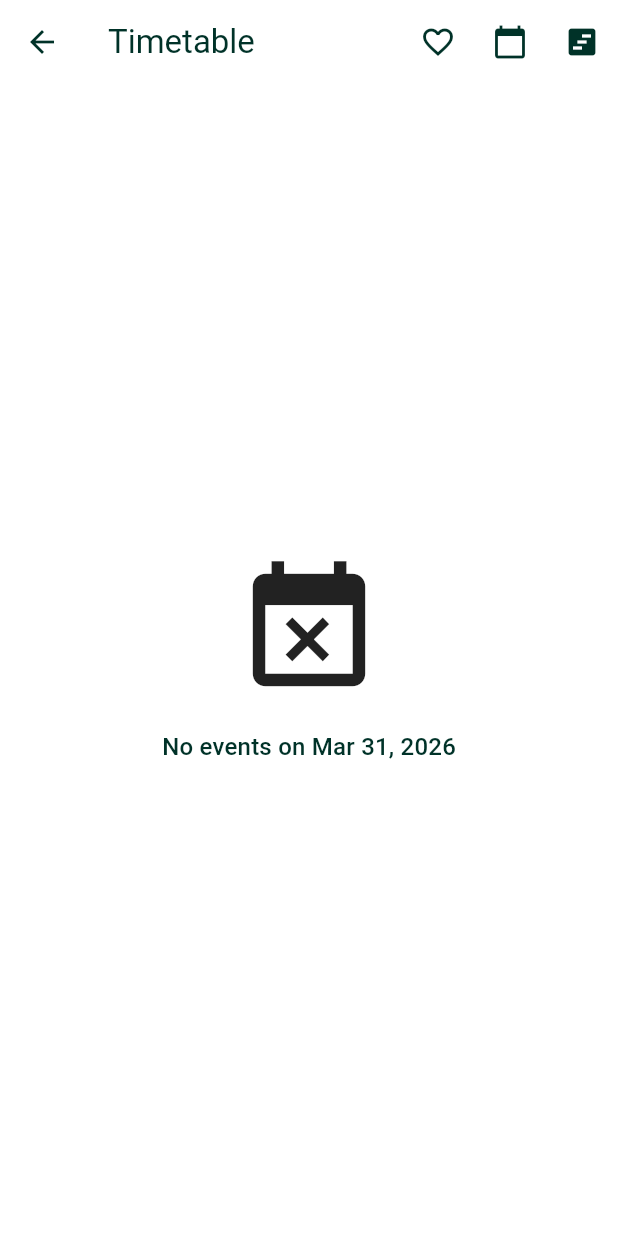
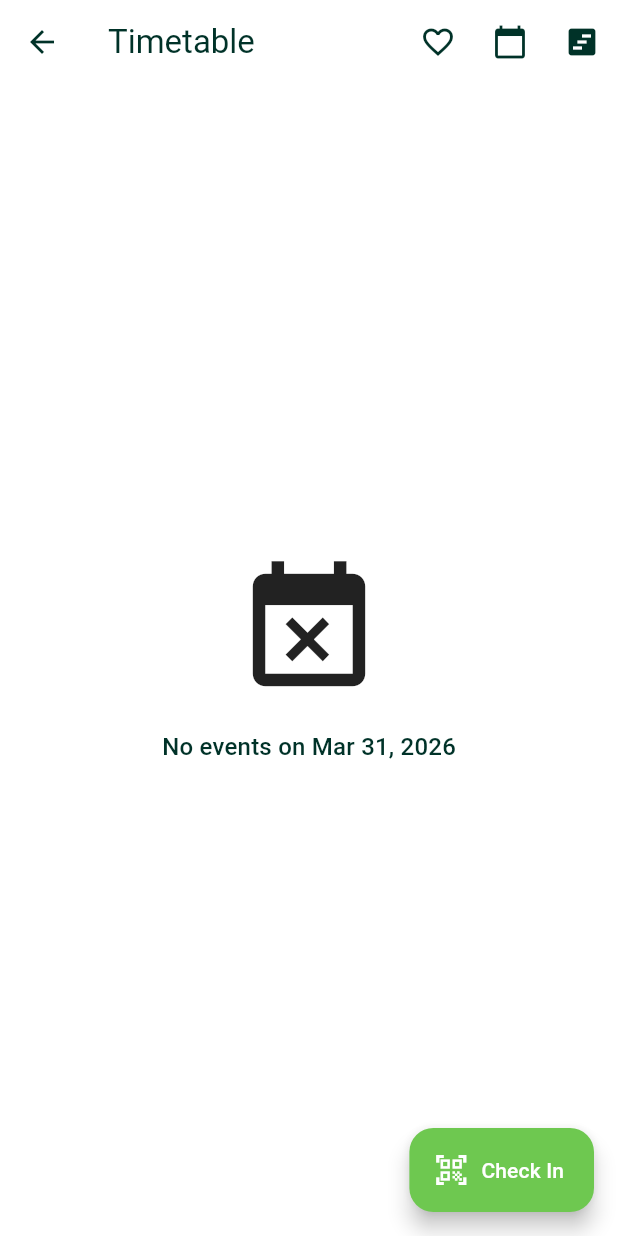
Before and after one commit to SilverNETGroupSGGW/sggw_days, a Flutter app: the TimetablePage screen opened directly, on a phone screen of 412 x 824 dp. Run offline on Flutter 3.47's test engine with Material 3 defaults, Android fonts, the phone set to English and light mode, and no system bars; our stand-ins replace connectivity_plus, dio, equatable, flutter_bloc, flutter_map, flutter_markdown_plus and 8 more; missing offline and left inert: mobile_scanner, qr; accounts and stored records are empty; network calls fail.

Commit message:
feat: add event check-in with QR scanning and attendance badges

```diff
--- a/lib/features/timetable/presentation/bloc/timetable_bloc.dart
+++ b/lib/features/timetable/presentation/bloc/timetable_bloc.dart
@@ -17,6 +17,7 @@ class TimetableBloc extends Bloc<TimetableEvent, TimetableState> {
     on<FilterEventsByTag>(_onFilterEventsByTag);
     on<ToggleFavorite>(_onToggleFavorite);
     on<ToggleShowFavorites>(_onToggleShowFavorites);
+    on<CheckInEvent>(_onCheckInEvent);
   }
 
   Future<void> _onLoadTimetableEvents(
@@ -30,6 +31,10 @@ class TimetableBloc extends Bloc<TimetableEvent, TimetableState> {
       // Load favorites from Hive
       final favBox = await Hive.openBox<List<String>>('favorites');
       final favoriteIds = favBox.get('timetable_favorites', defaultValue: <String>[]) ?? <String>[];
+
+      // Load check-ins from Hive
+      final checkInBox = await Hive.openBox<List<String>>('check_ins');
+      final checkedInIds = checkInBox.get('event_check_ins', defaultValue: <String>[]) ?? <String>[];
 
       final filtered = _filterEvents(
         events,
@@ -46,6 +51,7 @@ class TimetableBloc extends Bloc<TimetableEvent, TimetableState> {
           filteredEvents: filtered,
           selectedTag: state.selectedTag,
           favoriteIds: favoriteIds,
+          checkedInIds: checkedInIds,
         ),
       );
     } catch (e) {
@@ -147,4 +153,19 @@ class TimetableBloc extends Bloc<TimetableEvent, TimetableState> {
 
     return filtered;
   }
+
+  Future<void> _onCheckInEvent(
+    CheckInEvent event,
+    Emitter<TimetableState> emit,
+  ) async {
+    final updatedCheckIns = List<String>.from(state.checkedInIds);
+    if (!updatedCheckIns.contains(event.eventId)) {
+      updatedCheckIns.add(event.eventId);
+
+      final checkInBox = await Hive.openBox<List<String>>('check_ins');
+      await checkInBox.put('event_check_ins', updatedCheckIns);
+
+      emit(state.copyWith(checkedInIds: updatedCheckIns));
+    }
+  }
 }
--- a/lib/features/timetable/presentation/bloc/timetable_event.dart
+++ b/lib/features/timetable/presentation/bloc/timetable_event.dart
@@ -41,3 +41,12 @@ class ToggleFavorite extends TimetableEvent {
 class ToggleShowFavorites extends TimetableEvent {
   const ToggleShowFavorites();
 }
+
+class CheckInEvent extends TimetableEvent {
+  final String eventId;
+
+  const CheckInEvent(this.eventId);
+
+  @override
+  List<Object?> get props => [eventId];
+}
--- a/lib/features/timetable/presentation/bloc/timetable_state.dart
+++ b/lib/features/timetable/presentation/bloc/timetable_state.dart
@@ -12,6 +12,7 @@ class TimetableState extends Equatable {
   final String? selectedTag;
   final List<String> favoriteIds;
   final bool showFavoritesOnly;
+  final List<String> checkedInIds;
   final String? errorMessage;
 
   const TimetableState({
@@ -22,6 +23,7 @@ class TimetableState extends Equatable {
     this.selectedTag,
     this.favoriteIds = const [],
     this.showFavoritesOnly = false,
+    this.checkedInIds = const [],
     this.errorMessage,
   });
 
@@ -33,6 +35,7 @@ class TimetableState extends Equatable {
     String? selectedTag,
     List<String>? favoriteIds,
     bool? showFavoritesOnly,
+    List<String>? checkedInIds,
     String? errorMessage,
   }) {
     return TimetableState(
@@ -43,6 +46,7 @@ class TimetableState extends Equatable {
       selectedTag: selectedTag,
       favoriteIds: favoriteIds ?? this.favoriteIds,
       showFavoritesOnly: showFavoritesOnly ?? this.showFavoritesOnly,
+      checkedInIds: checkedInIds ?? this.checkedInIds,
       errorMessage: errorMessage,
     );
   }
@@ -56,6 +60,7 @@ class TimetableState extends Equatable {
     selectedTag,
     favoriteIds,
     showFavoritesOnly,
+    checkedInIds,
     errorMessage,
   ];
 }
--- a/lib/l10n/app_en.arb
+++ b/lib/l10n/app_en.arb
@@ -60,5 +60,7 @@
   "adminLogin": "Admin Login",
   "password": "Password",
   "login": "Log In",
-  "invalidPassword": "Invalid password"
+  "invalidPassword": "Invalid password",
+  "checkIn": "Check In",
+  "checkedIn": "Checked in"
 }
--- a/lib/l10n/app_localizations.dart
+++ b/lib/l10n/app_localizations.dart
@@ -463,6 +463,18 @@ abstract class AppLocalizations {
   /// In pl, this message translates to:
   /// **'Nieprawidłowe hasło'**
   String get invalidPassword;
+
+  /// No description provided for @checkIn.
+  ///
+  /// In pl, this message translates to:
+  /// **'Zamelduj się'**
+  String get checkIn;
+
+  /// No description provided for @checkedIn.
+  ///
+  /// In pl, this message translates to:
+  /// **'Zameldowany'**
+  String get checkedIn;
 }
 
 class _AppLocalizationsDelegate
--- a/lib/l10n/app_localizations_en.dart
+++ b/lib/l10n/app_localizations_en.dart
@@ -197,4 +197,10 @@ class AppLocalizationsEn extends AppLocalizations {
 
   @override
   String get invalidPassword => 'Invalid password';
+
+  @override
+  String get checkIn => 'Check In';
+
+  @override
+  String get checkedIn => 'Checked in';
 }
--- a/lib/l10n/app_localizations_pl.dart
+++ b/lib/l10n/app_localizations_pl.dart
@@ -197,4 +197,10 @@ class AppLocalizationsPl extends AppLocalizations {
 
   @override
   String get invalidPassword => 'Nieprawidłowe hasło';
+
+  @override
+  String get checkIn => 'Zamelduj się';
+
+  @override
+  String get checkedIn => 'Zameldowany';
 }
--- a/lib/l10n/app_pl.arb
+++ b/lib/l10n/app_pl.arb
@@ -63,5 +63,7 @@
   "adminLogin": "Logowanie admina",
   "password": "Hasło",
   "login": "Zaloguj się",
-  "invalidPassword": "Nieprawidłowe hasło"
+  "invalidPassword": "Nieprawidłowe hasło",
+  "checkIn": "Zamelduj się",
+  "checkedIn": "Zameldowany"
 }
```
Also changed, not shown: lib/features/timetable/presentation/pages/timetable_page.dart (+92 -5 lines).
